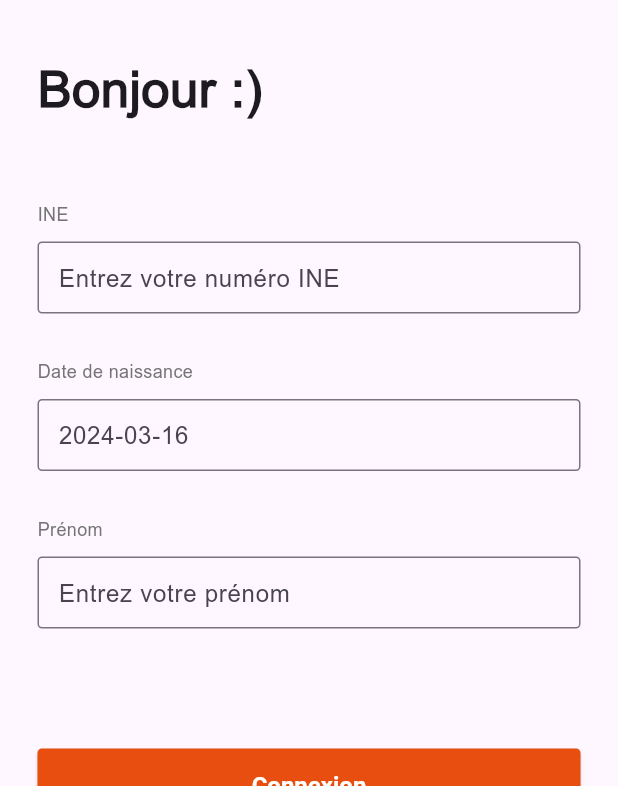
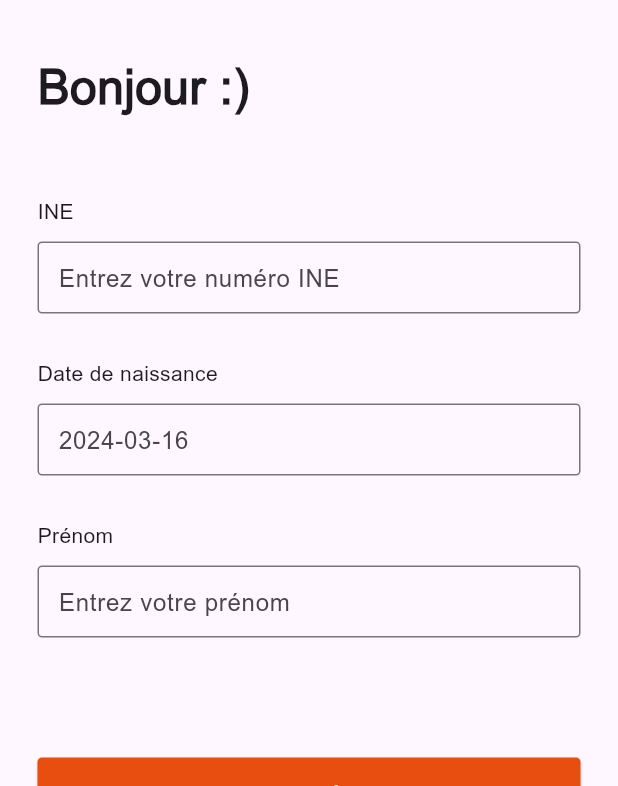
Before and after one commit to B3-3iL-DLW/3il-student, a Flutter app: the screen it shows after launch, on a phone screen of 412 x 824 dp, the part 450-1236 px from its top. Run offline on Flutter 3.47's test engine with Material 3 defaults, Android fonts, the phone set to English and light mode, and no system bars; our stand-ins replace bloc, flutter_bloc, flutter_dotenv, flutter_svg, go_router, shared_preferences; generated files the repository leaves out were written again.

Commit message:
♻️: global refactor with custom_theme 🐛 : fixed datetimepicker bug & fixed overflow in card

```diff
--- a/frontend/app_student/lib/login/views/widgets/form/button_submit.dart
+++ b/frontend/app_student/lib/login/views/widgets/form/button_submit.dart
@@ -1,8 +1,8 @@
+import 'package:app_student/login/cubit/login_cubit.dart';
+import 'package:app_student/utils/custom_theme.dart';
 import 'package:flutter/material.dart';
 import 'package:flutter_bloc/flutter_bloc.dart';
 import 'package:flutter_gen/gen_l10n/app_localizations.dart';
-
-import '../../../cubit/login_cubit.dart';
 
 class SubmitButton extends StatelessWidget {
   final TextEditingController ineController;
@@ -30,13 +30,10 @@ class SubmitButton extends StatelessWidget {
             child: ElevatedButton(
               style: ButtonStyle(
                 textStyle: MaterialStateProperty.all<TextStyle>(
-                  const TextStyle(
-                    fontSize: 16.0,
-                    fontWeight: FontWeight.bold,
-                  ),
+                  CustomTheme.text.toBold,
                 ),
                 backgroundColor: MaterialStateProperty.all<Color>(
-                    Theme.of(context).focusColor),
+                    CustomTheme.secondaryColor),
                 foregroundColor: MaterialStateProperty.all<Color>(Colors.white),
                 shape: MaterialStateProperty.all<RoundedRectangleBorder>(
                   RoundedRectangleBorder(
--- a/frontend/app_student/lib/login/views/widgets/form/inputs/input_birthdate.dart
+++ b/frontend/app_student/lib/login/views/widgets/form/inputs/input_birthdate.dart
@@ -1,3 +1,4 @@
+import 'package:app_student/utils/custom_theme.dart';
 import 'package:flutter/material.dart';
 import 'package:flutter_gen/gen_l10n/app_localizations.dart';
 
@@ -44,10 +45,7 @@ class BirthDateFieldState extends State<BirthDateField> {
         children: [
           Text(
             AppLocalizations.of(context)!.loginBirthDateLabel,
-            style: TextStyle(
-              fontSize: 12.0,
-              color: Colors.grey[600],
-            ),
+            style: CustomTheme.textSmall,
           ),
           const SizedBox(height: 10.0),
           TextFormField(
@@ -58,11 +56,11 @@ class BirthDateFieldState extends State<BirthDateField> {
               contentPadding:
                   const EdgeInsets.symmetric(vertical: 10.0, horizontal: 10.0),
               border: OutlineInputBorder(
-                borderSide: const BorderSide(color: Colors.grey),
+                borderSide: const BorderSide(color: CustomTheme.primaryColor),
                 borderRadius: BorderRadius.circular(3.0),
               ),
               focusedBorder: OutlineInputBorder(
-                borderSide: BorderSide(color: Theme.of(context).focusColor),
+                borderSide: const BorderSide(color: CustomTheme.secondaryColor),
                 borderRadius: BorderRadius.circular(3.0),
               ),
             ),
--- a/frontend/app_student/lib/login/views/widgets/form/inputs/input_ine.dart
+++ b/frontend/app_student/lib/login/views/widgets/form/inputs/input_ine.dart
@@ -1,3 +1,4 @@
+import 'package:app_student/utils/custom_theme.dart';
 import 'package:flutter/material.dart';
 import 'package:flutter_gen/gen_l10n/app_localizations.dart';
 
@@ -9,19 +10,13 @@ class INETextField extends StatelessWidget {
   @override
   Widget build(BuildContext context) {
     return Padding(
-      padding: const EdgeInsets.only(
-          left: 25.0,
-          top: 10.0,
-          right: 25.0), // Ajout d'un padding à gauche, en haut et à droite
+      padding: const EdgeInsets.only(left: 25.0, top: 10.0, right: 25.0),
       child: Column(
         crossAxisAlignment: CrossAxisAlignment.start,
         children: [
           Text(
             AppLocalizations.of(context)!.loginIneLabel,
-            style: TextStyle(
-              fontSize: 12.0,
-              color: Colors.grey[600],
-            ),
+            style: CustomTheme.textSmall,
           ),
           const SizedBox(height: 10.0),
           TextFormField(
@@ -31,11 +26,11 @@ class INETextField extends StatelessWidget {
               contentPadding:
                   const EdgeInsets.symmetric(vertical: 10.0, horizontal: 10.0),
               border: OutlineInputBorder(
-                borderSide: const BorderSide(color: Colors.grey),
+                borderSide: const BorderSide(color: CustomTheme.primaryColor),
                 borderRadius: BorderRadius.circular(3.0),
               ),
               focusedBorder: OutlineInputBorder(
-                borderSide: BorderSide(color: Theme.of(context).focusColor),
+                borderSide: const BorderSide(color: CustomTheme.secondaryColor),
                 borderRadius: BorderRadius.circular(3.0),
               ),
             ),
--- a/frontend/app_student/lib/login/views/widgets/form/inputs/input_prenom.dart
+++ b/frontend/app_student/lib/login/views/widgets/form/inputs/input_prenom.dart
@@ -1,3 +1,4 @@
+import 'package:app_student/utils/custom_theme.dart';
 import 'package:flutter/material.dart';
 import 'package:flutter_gen/gen_l10n/app_localizations.dart';
 
@@ -15,27 +16,22 @@ class FirstnameTextField extends StatelessWidget {
         children: [
           Text(
             AppLocalizations.of(context)!.loginFirstNameLabel,
-            style: TextStyle(
-              fontSize: 12.0,
-              color: Colors.grey[600],
-            ),
+            style: CustomTheme.textSmall,
           ),
           const SizedBox(height: 10.0),
           TextFormField(
             controller: controller,
-            style: TextStyle(
-              color: Colors.grey[600],
-            ),
+            style: CustomTheme.text,
             decoration: InputDecoration(
               hintText: AppLocalizations.of(context)!.loginFirstNameHint,
               contentPadding:
                   const EdgeInsets.symmetric(vertical: 10.0, horizontal: 10.0),
               border: OutlineInputBorder(
-                borderSide: const BorderSide(color: Colors.grey),
+                borderSide: const BorderSide(color: CustomTheme.primaryColor),
                 borderRadius: BorderRadius.circular(3.0),
               ),
               focusedBorder: OutlineInputBorder(
-                borderSide: BorderSide(color: Theme.of(context).focusColor),
+                borderSide: const BorderSide(color: CustomTheme.secondaryColor),
                 borderRadius: BorderRadius.circular(3.0),
               ),
             ),
--- a/frontend/app_student/lib/profils/views/widgets/class_group_button.dart
+++ b/frontend/app_student/lib/profils/views/widgets/class_group_button.dart
@@ -22,8 +22,8 @@ class ClassGroupButton extends StatelessWidget {
                 textStyle: MaterialStateProperty.all<TextStyle>(
                   CustomTheme.text.toBold,
                 ),
-                backgroundColor:
-                    MaterialStateProperty.all<Color>(CustomTheme.secondaryColor),
+                backgroundColor: MaterialStateProperty.all<Color>(
+                    CustomTheme.secondaryColor),
                 foregroundColor: MaterialStateProperty.all<Color>(Colors.white),
                 shape: MaterialStateProperty.all<RoundedRectangleBorder>(
                   RoundedRectangleBorder(
--- a/frontend/app_student/lib/profils/views/widgets/user_class_card.dart
+++ b/frontend/app_student/lib/profils/views/widgets/user_class_card.dart
@@ -18,8 +18,8 @@ class UserClassCard extends StatelessWidget {
           leading: SizedBox(
             width: 50,
             child: ColorFiltered(
-              colorFilter:
-              const ColorFilter.mode(CustomTheme.primaryColor, BlendMode.srcIn),
+              colorFilter: const ColorFilter.mode(
+                  CustomTheme.primaryColor, BlendMode.srcIn),
               child: SvgPicture.asset(
                 'assets/images/user.svg',
                 width: 30,
--- a/frontend/app_student/lib/shared_components/header_logo.dart
+++ b/frontend/app_student/lib/shared_components/header_logo.dart
@@ -1,3 +1,4 @@
+import 'package:app_student/utils/custom_theme.dart';
 import 'package:flutter/cupertino.dart';
 
 class HeaderLogo extends StatelessWidget {
@@ -6,8 +7,8 @@ class HeaderLogo extends StatelessWidget {
   @override
   Widget build(BuildContext context) {
     return Container(
-      height: 300.0, // Hauteur du Container
-      color: const Color(0xFF005067),
+      height: 300.0,
+      color: CustomTheme.primaryColor,
       child: Center(
         child: Padding(
           padding: const EdgeInsets.only(top: 50.0),
--- a/frontend/app_student/lib/shared_components/header_title.dart
+++ b/frontend/app_student/lib/shared_components/header_title.dart
@@ -1,3 +1,4 @@
+import 'package:app_student/utils/custom_theme.dart';
 import 'package:flutter/cupertino.dart';
 
 class HeaderTitle extends StatelessWidget {
@@ -13,11 +14,7 @@ class HeaderTitle extends StatelessWidget {
         alignment: Alignment.centerLeft,
         child: Text(
           content,
-          style: const TextStyle(
-            fontSize: 34.0,
-            fontFamily: 'Arial',
-            fontWeight: FontWeight.bold,
-          ),
+          style: CustomTheme.title.toBold,
         ),
       ),
     );
```
Also changed, not shown: frontend/app_student/lib/shared_components/app_bar.dart (+6 -7 lines), frontend/app_student/lib/shared_components/header_subtitle.dart (+2 -5 lines), frontend/app_student/lib/week_schedule/cubit/week_schedule_cubit.dart (+25 -5 lines), frontend/app_student/lib/week_schedule/views/widgets/components/datepicker_button.dart (+3 -8 lines), frontend/app_student/lib/week_schedule/views/widgets/events/event_card.dart (+8 -3 lines).
